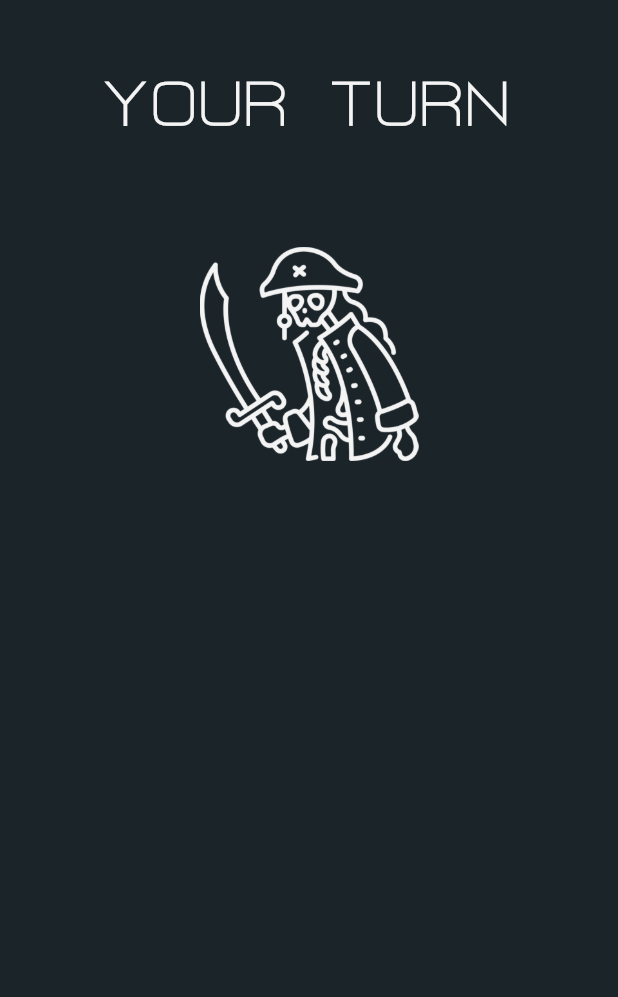
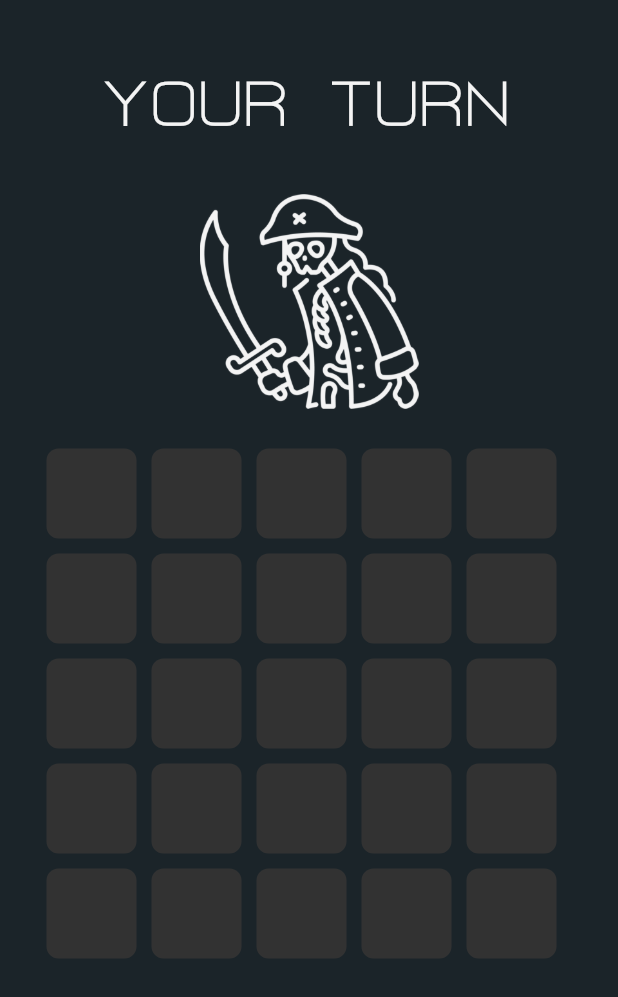
Before and after one commit to spsina/tictactoe_the_unbeatable, a Flutter app: the screen it shows after launch, on a phone screen of 412 x 824 dp. Shown: the top 997 px of the screen. Run offline on Flutter 3.47's test engine with Material 2 defaults, Android fonts, the phone set to English and light mode, and no system bars; statements that could not run were skipped.

Commit message:
game board draw and clicks handle | massive clean up needed

```diff
--- a/lib/main.dart
+++ b/lib/main.dart
@@ -2,7 +2,6 @@ import 'package:flutter/material.dart';
 import 'package:flutter/services.dart';
 import 'package:tictactoe/game/player.dart';
 import 'package:tictactoe/pages/3x3/3x3.dart';
-import 'package:tictactoe/pages/battleSelect/battleSelect.dart';
 
 void main() {
   WidgetsFlutterBinding.ensureInitialized();
@@ -27,7 +26,9 @@ class Entry extends StatelessWidget{
       title: "TIC TAC TOE, THE UNBEATABLE",
       home: Scaffold(
         backgroundColor: Color(0xff1B2429),
-        body: ThreeByThreeGameBoard(Player(PlayerType.X))
+        body: Column (children: <Widget>[
+          GameBoard(Player(PlayerType.X), 5),
+        ],)
         )
       );
   }
--- a/lib/pages/3x3/3x3.dart
+++ b/lib/pages/3x3/3x3.dart
@@ -3,30 +3,82 @@ import 'package:flutter/material.dart';
 import 'package:tictactoe/game/player.dart';
 import 'package:tictactoe/pages/generic/turn.dart';
 
-class ThreeByThreeGameBoard extends StatefulWidget {
+
+
+class GameBoard extends StatefulWidget {
   /*
     The 3x3 game board
   */
   final Player player;
+  final int size;
 
-  ThreeByThreeGameBoard(this.player);
+  GameBoard(this.player, this.size);
 
   ThreeByThreeState createState() => ThreeByThreeState();
 }
 
 
-class ThreeByThreeState extends State<ThreeByThreeGameBoard> {
+class ThreeByThreeState extends State<GameBoard> {
+
+  List<List<String>> _board;
+
+  @override
+  void initState() {
+      _board = List<List<String>>.generate(widget.size, (i) {
+        return List<String>.generate(widget.size, (j) => "");
+      });
+      super.initState();
+  }
+
+  Widget _visualizedBoard() {
+    return Container(
+      margin: EdgeInsets.all(15),
+      child: Column(
+      children: List<Widget>.generate(widget.size,
+       (i) => Container(
+         child: Row(
+           mainAxisAlignment: MainAxisAlignment.center,
+         children: List<Widget>.generate(widget.size,
+          (j) => GestureDetector(
+            onTap: () {
+              setState(() {
+                _board[i][j] = "X";
+              });
+            },
+            child: Container(
+            decoration: BoxDecoration(
+              borderRadius: BorderRadius.all(Radius.circular(8.0)),
+              color: Color(0xff323232),
+            ),
+            width:  widget.size == 3 ? 100 : 100 * 3/5,
+            height: widget.size == 3 ? 100 : 100 * 3/5,
+            margin: EdgeInsets.only(right: 10, top:10),
+            child: Center(child: Text(_board[i][j],
+            style: TextStyle(
+                color: Color(0xfff4f4f4),
+                fontSize: 45
+              ),
+            )
+          )
+          )
+          ),
+         )
+        )
+    )
+    )
+    )
+    );
+  }
 
   @override
   Widget build(BuildContext context) {
     // get the player
     Player player = widget.player;
-
     return Container(
       child: Column(
-        crossAxisAlignment: CrossAxisAlignment.center,
         children: <Widget>[
-          Trun(player)
+          Trun(player),
+          _visualizedBoard()
         ],
       ),
     );
--- a/lib/pages/generic/turn.dart
+++ b/lib/pages/generic/turn.dart
@@ -25,7 +25,7 @@ class Trun extends StatelessWidget{
               ),
 
               Container(
-                margin: EdgeInsets.only(top:70),
+                margin: EdgeInsets.only(top:35),
                 child: Image(
                   image: AssetImage( isX ?
                                     "assets/images/battleSelect/your_turn.png"
```
